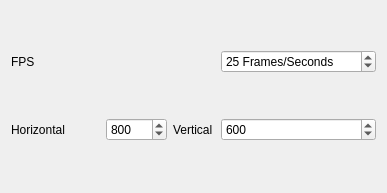
Above: src/Gui/settings/ui/VideoProjectPreferences.ui from VLMC/vlmc before the change. Below: the same form after it.
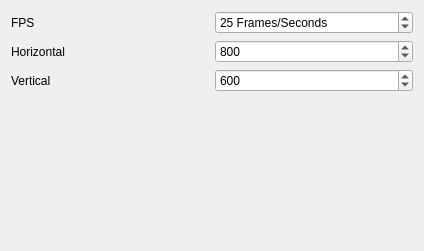
That is the form after the change.

Commit message: fixed layout issues in the settings widget ui

```diff
--- a/src/Gui/settings/ui/VideoProjectPreferences.ui
+++ b/src/Gui/settings/ui/VideoProjectPreferences.ui
@@ -6,8 +6,8 @@
    <rect>
     <x>0</x>
     <y>0</y>
-    <width>387</width>
-    <height>193</height>
+    <width>424</width>
+    <height>251</height>
    </rect>
   </property>
   <property name="windowTitle">
@@ -21,14 +21,23 @@
      </property>
     </widget>
    </item>
-   <item row="1" column="0" colspan="2">
-    <widget class="QLabel" name="FrameSizeLabel_4">
-     <property name="text">
-      <string>Horizontal</string>
+   <item row="0" column="1">
+    <widget class="QSpinBox" name="FPSSpinBox">
+     <property name="suffix">
+      <string> Frames/Seconds</string>
+     </property>
+     <property name="minimum">
+      <number>1</number>
+     </property>
+     <property name="maximum">
+      <number>65536</number>
+     </property>
+     <property name="value">
+      <number>25</number>
      </property>
     </widget>
    </item>
-   <item row="1" column="2">
+   <item row="1" column="1">
     <widget class="QSpinBox" name="HeightSpinBox">
      <property name="suffix">
       <string/>
@@ -44,14 +53,21 @@
      </property>
     </widget>
    </item>
-   <item row="1" column="3">
+   <item row="1" column="0">
+    <widget class="QLabel" name="FrameSizeLabel_4">
+     <property name="text">
+      <string>Horizontal</string>
+     </property>
+    </widget>
+   </item>
+   <item row="2" column="0">
     <widget class="QLabel" name="FrameSizeLabel_5">
      <property name="text">
       <string>Vertical</string>
      </property>
     </widget>
    </item>
-   <item row="1" column="4">
+   <item row="2" column="1">
     <widget class="QSpinBox" name="WidthSpinBox">
      <property name="suffix">
       <string/>
@@ -64,21 +80,18 @@
      </property>
     </widget>
    </item>
-   <item row="0" column="4">
-    <widget class="QSpinBox" name="FPSSpinBox">
-     <property name="suffix">
-      <string> Frames/Seconds</string>
+   <item row="3" column="0" colspan="2">
+    <spacer name="verticalSpacer">
+     <property name="orientation">
+      <enum>Qt::Vertical</enum>
      </property>
-     <property name="minimum">
-      <number>1</number>
+     <property name="sizeHint" stdset="0">
+      <size>
+       <width>20</width>
+       <height>40</height>
+      </size>
      </property>
-     <property name="maximum">
-      <number>65536</number>
-     </property>
-     <property name="value">
-      <number>25</number>
-     </property>
-    </widget>
+    </spacer>
    </item>
   </layout>
  </widget>
```
The commit also changes 4 other files.
